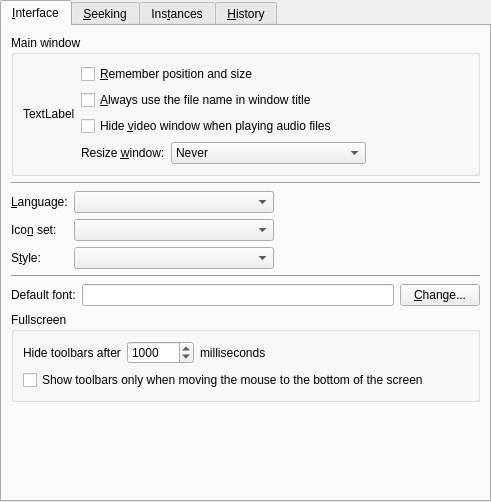
Qt form src/gui/pref/interface.ui (wilbert2000/wzplayer) before a commit.
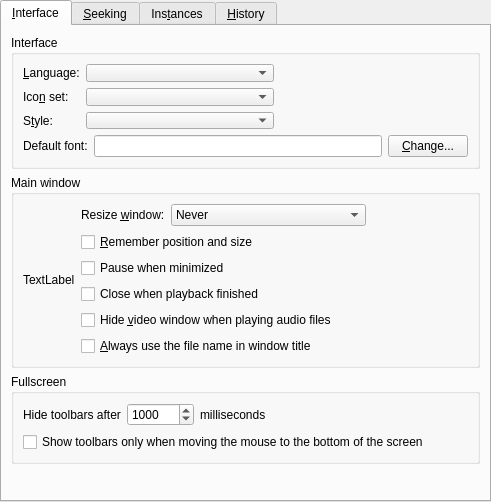
The same form after that commit. Custom widgets are drawn as their Qt base class.

Commit message: Moved options "Pause when minimized" and "Close when finished" from General section to Interface section. Moved interface settings before main window settings.

The edit to the form file:
```diff
--- a/src/gui/pref/interface.ui
+++ b/src/gui/pref/interface.ui
@@ -28,126 +28,17 @@
       </attribute>
       <layout class="QVBoxLayout" name="verticalLayout_5">
        <item>
-        <widget class="QGroupBox" name="groupBox">
-         <property name="title">
-          <string>Main window</string>
-         </property>
-         <layout class="QHBoxLayout">
-          <property name="spacing">
-           <number>6</number>
-          </property>
-          <property name="margin">
-           <number>9</number>
-          </property>
-          <item>
-           <widget class="QLabel" name="resize_window_icon">
-            <property name="text">
-             <string>TextLabel</string>
-            </property>
-           </widget>
-          </item>
-          <item>
-           <layout class="QVBoxLayout">
-            <property name="spacing">
-             <number>6</number>
-            </property>
-            <property name="margin">
-             <number>0</number>
-            </property>
-            <item>
-             <widget class="QCheckBox" name="save_size_check">
-              <property name="text">
-               <string>&amp;Remember position and size</string>
-              </property>
-             </widget>
-            </item>
-            <item>
-             <widget class="QCheckBox" name="use_filename_in_title_check">
-              <property name="text">
-               <string>&amp;Always use the file name in window title</string>
-              </property>
-             </widget>
-            </item>
-            <item>
-             <widget class="QCheckBox" name="hide_video_window_on_audio_check">
-              <property name="text">
-               <string>Hide &amp;video window when playing audio files</string>
-              </property>
-             </widget>
-            </item>
-            <item>
-             <layout class="QHBoxLayout" name="horizontalLayout_3">
-              <property name="bottomMargin">
-               <number>0</number>
-              </property>
-              <item>
-               <widget class="QLabel" name="label">
-                <property name="text">
-                 <string>Resize &amp;window:</string>
-                </property>
-                <property name="buddy">
-                 <cstring>mainwindow_resize_combo</cstring>
-                </property>
-               </widget>
-              </item>
-              <item>
-               <widget class="QComboBox" name="mainwindow_resize_combo">
-                <property name="sizePolicy">
-                 <sizepolicy hsizetype="Preferred" vsizetype="Fixed">
-                  <horstretch>0</horstretch>
-                  <verstretch>0</verstretch>
-                 </sizepolicy>
-                </property>
-                <item>
-                 <property name="text">
-                  <string>Never</string>
-                 </property>
-                </item>
-                <item>
-                 <property name="text">
-                  <string>Whenever it's needed</string>
-                 </property>
-                </item>
-                <item>
-                 <property name="text">
-                  <string>Only after loading a new video</string>
-                 </property>
-                </item>
-               </widget>
-              </item>
-             </layout>
-            </item>
-           </layout>
-          </item>
-          <item>
-           <spacer>
-            <property name="orientation">
-             <enum>Qt::Horizontal</enum>
-            </property>
-            <property name="sizeHint" stdset="0">
+        <widget class="QGroupBox" name="interface_group">
+         <property name="minimumSize">
              <size>
-              <width>40</width>
-              <height>20</height>
-             </size>
-            </property>
-           </spacer>
-          </item>
-         </layout>
-        </widget>
-       </item>
-       <item>
-        <widget class="Line" name="line_3">
-         <property name="sizePolicy">
-          <sizepolicy hsizetype="Expanding" vsizetype="Fixed">
-           <horstretch>0</horstretch>
-           <verstretch>0</verstretch>
-          </sizepolicy>
+           <width>0</width>
+           <height>48</height>
+          </size>
+         </property>
+         <property name="title">
+          <string>Interface</string>
          </property>
-         <property name="orientation">
-          <enum>Qt::Horizontal</enum>
-         </property>
-        </widget>
-       </item>
+         <layout class="QVBoxLayout" name="verticalLayout_6">
        <item>
         <layout class="QGridLayout" name="gridLayout">
          <item row="0" column="1">
@@ -272,19 +163,6 @@
          </item>
         </layout>
        </item>
-       <item>
-        <widget class="Line" name="line">
-         <property name="sizePolicy">
-          <sizepolicy hsizetype="Expanding" vsizetype="Fixed">
-           <horstretch>0</horstretch>
-           <verstretch>0</verstretch>
-          </sizepolicy>
-         </property>
-         <property name="orientation">
-          <enum>Qt::Horizontal</enum>
-         </property>
-        </widget>
-       </item>
        <item>
         <layout class="QHBoxLayout">
          <property name="spacing">
@@ -294,7 +172,7 @@
           <number>0</number>
          </property>
          <item>
-          <widget class="QLabel" name="label_2">
+             <widget class="QLabel" name="default_font_label">
            <property name="text">
             <string>Default font:</string>
            </property>
@@ -316,6 +194,131 @@
          </item>
         </layout>
        </item>
+         </layout>
+        </widget>
+       </item>
+       <item>
+        <widget class="QGroupBox" name="main_window_group">
+         <property name="title">
+          <string>Main window</string>
+         </property>
+         <layout class="QHBoxLayout">
+          <property name="spacing">
+           <number>6</number>
+          </property>
+          <property name="margin">
+           <number>9</number>
+          </property>
+          <item>
+           <widget class="QLabel" name="resize_window_icon">
+            <property name="text">
+             <string>TextLabel</string>
+            </property>
+           </widget>
+          </item>
+          <item>
+           <layout class="QVBoxLayout">
+            <property name="spacing">
+             <number>6</number>
+            </property>
+            <property name="margin">
+             <number>0</number>
+            </property>
+            <item>
+             <layout class="QHBoxLayout" name="resize_window_layout">
+              <property name="bottomMargin">
+               <number>0</number>
+              </property>
+              <item>
+               <widget class="QLabel" name="resize_window_label">
+                <property name="text">
+                 <string>Resize &amp;window:</string>
+                </property>
+                <property name="buddy">
+                 <cstring>resize_window_combo</cstring>
+                </property>
+               </widget>
+              </item>
+              <item>
+               <widget class="QComboBox" name="resize_window_combo">
+                <property name="sizePolicy">
+                 <sizepolicy hsizetype="Preferred" vsizetype="Fixed">
+                  <horstretch>0</horstretch>
+                  <verstretch>0</verstretch>
+                 </sizepolicy>
+                </property>
+                <item>
+                 <property name="text">
+                  <string>Never</string>
+                 </property>
+                </item>
+                <item>
+                 <property name="text">
+                  <string>Whenever it's needed</string>
+                 </property>
+                </item>
+                <item>
+                 <property name="text">
+                  <string>Only after loading a new video</string>
+                 </property>
+                </item>
+               </widget>
+              </item>
+             </layout>
+            </item>
+            <item>
+             <widget class="QCheckBox" name="save_size_check">
+              <property name="text">
+               <string>&amp;Remember position and size</string>
+              </property>
+             </widget>
+            </item>
+            <item>
+             <widget class="QCheckBox" name="pause_on_minimize_check">
+              <property name="text">
+               <string>Pause when minimized</string>
+              </property>
+             </widget>
+            </item>
+            <item>
+             <widget class="QCheckBox" name="close_on_finish_check">
+              <property name="text">
+               <string>Close when playback finished</string>
+              </property>
+             </widget>
+            </item>
+            <item>
+             <widget class="QCheckBox" name="hide_video_window_on_audio_check">
+              <property name="text">
+               <string>Hide &amp;video window when playing audio files</string>
+              </property>
+             </widget>
+            </item>
+            <item>
+             <widget class="QCheckBox" name="use_filename_in_title_check">
+              <property name="text">
+               <string>&amp;Always use the file name in window title</string>
+              </property>
+             </widget>
+            </item>
+           </layout>
+          </item>
+          <item>
+           <spacer>
+            <property name="orientation">
+             <enum>Qt::Horizontal</enum>
+            </property>
+            <property name="sizeHint" stdset="0">
+             <size>
+              <width>40</width>
+              <height>20</height>
+             </size>
+            </property>
+           </spacer>
+          </item>
+         </layout>
+        </widget>
+       </item>
        <item>
         <widget class="QGroupBox" name="fullscreen_toolbars_group">
          <property name="title">
```
Left out of the diff: 10 changed lines with no effect on the pictures. Lines whose indentation alone changed are shown as unchanged. The commit also changes 5 other files.
